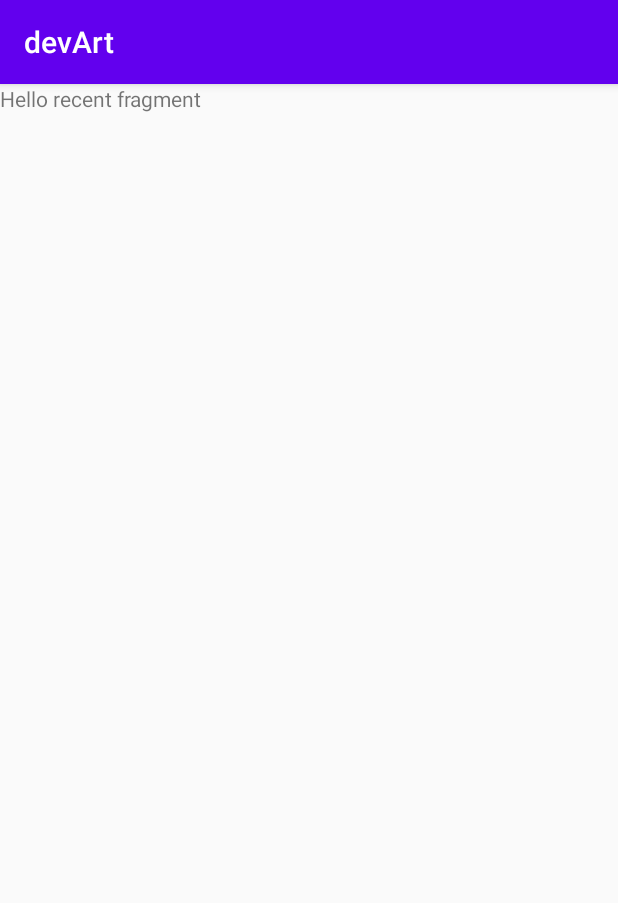
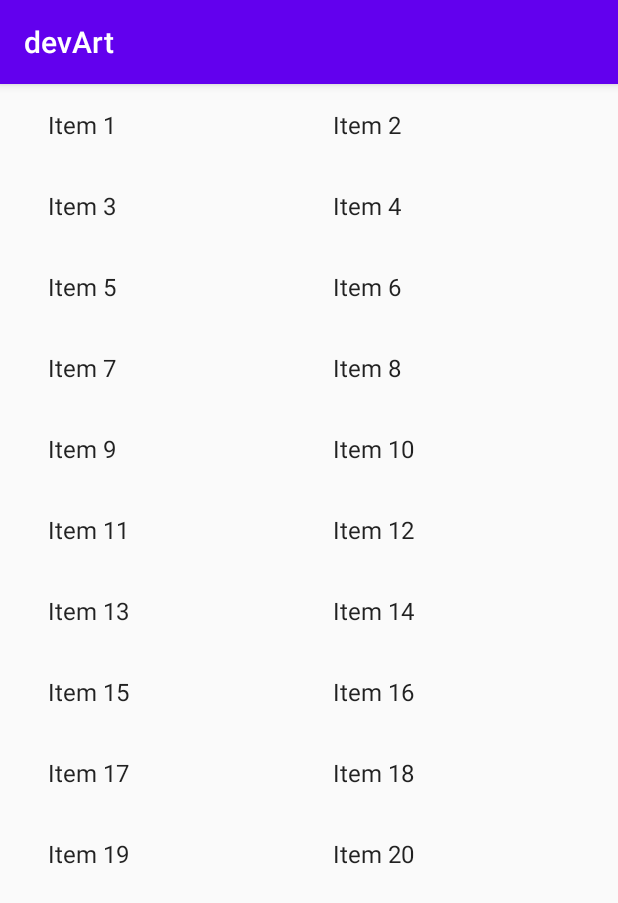
Before and after one commit to sailorKenobi/devArt, an Android app: the screen it shows after launch (MainActivity), on a phone screen of 412 x 824 dp. Shown: the top 903 px of the screen. Run offline under Robolectric (Android 15) with nearby library versions, the phone set to English and light mode, and no system bars.

Commit message:
dummy recyclerView for recent fragment

```diff
--- a/app/build.gradle
+++ b/app/build.gradle
@@ -32,6 +32,7 @@ dependencies {
     implementation 'androidx.core:core-ktx:1.2.0'
     implementation 'androidx.constraintlayout:constraintlayout:1.1.3'
     implementation 'androidx.legacy:legacy-support-v4:1.0.0'
+    implementation 'androidx.recyclerview:recyclerview:1.0.0'
     testImplementation 'junit:junit:4.12'
     androidTestImplementation 'androidx.test.ext:junit:1.1.1'
     androidTestImplementation 'androidx.test.espresso:espresso-core:3.2.0'
--- a/app/src/main/java/ru/sailorkenobi/devart/MainActivity.kt
+++ b/app/src/main/java/ru/sailorkenobi/devart/MainActivity.kt
@@ -2,8 +2,9 @@ package ru.sailorkenobi.devart
 
 import androidx.appcompat.app.AppCompatActivity
 import android.os.Bundle
+import ru.sailorkenobi.devart.dummy.DummyContent
 
-class MainActivity : AppCompatActivity() {
+class MainActivity : AppCompatActivity(), RecentFragment.OnListFragmentInteractionListener {
 
     override fun onCreate(savedInstanceState: Bundle?) {
         super.onCreate(savedInstanceState)
@@ -15,4 +16,10 @@ class MainActivity : AppCompatActivity() {
         fragmentTransaction.replace(R.id.main_fragment_container, recentFragment)
         fragmentTransaction.commit()
     }
+
+    override fun onListFragmentInteraction(item: DummyContent.DummyItem?) {
+        TODO("Not yet implemented")
+    }
+
+
 }
--- a/app/src/main/java/ru/sailorkenobi/devart/RecentFragment.kt
+++ b/app/src/main/java/ru/sailorkenobi/devart/RecentFragment.kt
@@ -1,22 +1,96 @@
 package ru.sailorkenobi.devart
 
+import android.content.Context
 import android.os.Bundle
 import androidx.fragment.app.Fragment
+import androidx.recyclerview.widget.GridLayoutManager
+import androidx.recyclerview.widget.LinearLayoutManager
+import androidx.recyclerview.widget.RecyclerView
 import android.view.LayoutInflater
 import android.view.View
 import android.view.ViewGroup
 
+import ru.sailorkenobi.devart.dummy.DummyContent
+import ru.sailorkenobi.devart.dummy.DummyContent.DummyItem
+
 /**
- * A simple [Fragment] subclass.
+ * A fragment representing a list of Items.
+ * Activities containing this fragment MUST implement the
+ * [RecentFragment.OnListFragmentInteractionListener] interface.
  */
 class RecentFragment : Fragment() {
+
+    // TODO: Customize parameters
+    private var columnCount = 2
+
+    private var listener: OnListFragmentInteractionListener? = null
+
+    override fun onCreate(savedInstanceState: Bundle?) {
+        super.onCreate(savedInstanceState)
+
+        arguments?.let {
+            columnCount = it.getInt(ARG_COLUMN_COUNT)
+        }
+    }
 
     override fun onCreateView(
         inflater: LayoutInflater, container: ViewGroup?,
         savedInstanceState: Bundle?
     ): View? {
-        // Inflate the layout for this fragment
-        return inflater.inflate(R.layout.fragment_recent, container, false)
+        val view = inflater.inflate(R.layout.fragment_recent_list, container, false)
+
+        // Set the adapter
+        if (view is RecyclerView) {
+            with(view) {
+                layoutManager = GridLayoutManager(context, columnCount)
+                adapter = RecentRecyclerViewAdapter(DummyContent.ITEMS, listener)
+            }
+        }
+        return view
     }
 
+    override fun onAttach(context: Context) {
+        super.onAttach(context)
+        if (context is OnListFragmentInteractionListener) {
+            listener = context
+        } else {
+            throw RuntimeException(context.toString() + " must implement OnListFragmentInteractionListener")
+        }
+    }
+
+    override fun onDetach() {
+        super.onDetach()
+        listener = null
+    }
+
+    /**
+     * This interface must be implemented by activities that contain this
+     * fragment to allow an interaction in this fragment to be communicated
+     * to the activity and potentially other fragments contained in that
+     * activity.
+     *
+     *
+     * See the Android Training lesson
+     * [Communicating with Other Fragments](http://developer.android.com/training/basics/fragments/communicating.html)
+     * for more information.
+     */
+    interface OnListFragmentInteractionListener {
+        // TODO: Update argument type and name
+        fun onListFragmentInteraction(item: DummyItem?)
+    }
+
+    companion object {
+
+        // TODO: Customize parameter argument names
+        const val ARG_COLUMN_COUNT = "column-count"
+
+        // TODO: Customize parameter initialization
+        @JvmStatic
+        fun newInstance(columnCount: Int) =
+            RecentFragment().apply {
+                arguments = Bundle().apply {
+                    putInt(ARG_COLUMN_COUNT, columnCount)
+                }
+            }
+    }
 }
--- /dev/null
+++ b/app/src/main/java/ru/sailorkenobi/devart/RecentRecyclerViewAdapter.kt
@@ -0,0 +1,63 @@
+package ru.sailorkenobi.devart
+
+import androidx.recyclerview.widget.RecyclerView
+import android.view.LayoutInflater
+import android.view.View
+import android.view.ViewGroup
+import android.widget.TextView
+
+
+import ru.sailorkenobi.devart.RecentFragment.OnListFragmentInteractionListener
+import ru.sailorkenobi.devart.dummy.DummyContent.DummyItem
+
+import kotlinx.android.synthetic.main.fragment_recent.view.*
+
+/**
+ * [RecyclerView.Adapter] that can display a [DummyItem] and makes a call to the
+ * specified [OnListFragmentInteractionListener].
+ * TODO: Replace the implementation with code for your data type.
+ */
+class RecentRecyclerViewAdapter(
+    private val mValues: List<DummyItem>,
+    private val mListener: OnListFragmentInteractionListener?
+) : RecyclerView.Adapter<RecentRecyclerViewAdapter.ViewHolder>() {
+
+    private val mOnClickListener: View.OnClickListener
+
+    init {
+        mOnClickListener = View.OnClickListener { v ->
+            val item = v.tag as DummyItem
+            // Notify the active callbacks interface (the activity, if the fragment is attached to
+            // one) that an item has been selected.
+            mListener?.onListFragmentInteraction(item)
+        }
+    }
+
+    override fun onCreateViewHolder(parent: ViewGroup, viewType: Int): ViewHolder {
+        val view = LayoutInflater.from(parent.context)
+            .inflate(R.layout.fragment_recent, parent, false)
+        return ViewHolder(view)
+    }
+
+    override fun onBindViewHolder(holder: ViewHolder, position: Int) {
+        val item = mValues[position]
+        //holder.mIdView.text = item.id
+        holder.mContentView.text = item.content
+
+        with(holder.mView) {
+            tag = item
+            setOnClickListener(mOnClickListener)
+        }
+    }
+
+    override fun getItemCount(): Int = mValues.size
+
+    inner class ViewHolder(val mView: View) : RecyclerView.ViewHolder(mView) {
+        //val mIdView: TextView = mView.item_number
+        val mContentView: TextView = mView.content
+
+        override fun toString(): String {
+            return super.toString() + " '" + mContentView.text + "'"
+        }
+    }
+}
--- /dev/null
+++ b/app/src/main/java/ru/sailorkenobi/devart/dummy/DummyContent.kt
@@ -0,0 +1,57 @@
+package ru.sailorkenobi.devart.dummy
+
+import java.util.ArrayList
+import java.util.HashMap
+
+/**
+ * Helper class for providing sample content for user interfaces created by
+ * Android template wizards.
+ *
+ * TODO: Replace all uses of this class before publishing your app.
+ */
+object DummyContent {
+
+    /**
+     * An array of sample (dummy) items.
+     */
+    val ITEMS: MutableList<DummyItem> = ArrayList()
+
+    /**
+     * A map of sample (dummy) items, by ID.
+     */
+    val ITEM_MAP: MutableMap<String, DummyItem> = HashMap()
+
+    private val COUNT = 20
+
+    init {
+        // Add some sample items.
+        for (i in 1..COUNT) {
+            addItem(createDummyItem(i))
+        }
+    }
+
+    private fun addItem(item: DummyItem) {
+        ITEMS.add(item)
+        ITEM_MAP.put(item.id, item)
+    }
+
+    private fun createDummyItem(position: Int): DummyItem {
+        return DummyItem(position.toString(), "Item " + position, makeDetails(position))
+    }
+
+    private fun makeDetails(position: Int): String {
+        val builder = StringBuilder()
+        builder.append("Details about Item: ").append(position)
+        for (i in 0..position - 1) {
+            builder.append("\nMore details information here.")
+        }
+        return builder.toString()
+    }
+
+    /**
+     * A dummy item representing a piece of content.
+     */
+    data class DummyItem(val id: String, val content: String, val details: String) {
+        override fun toString(): String = content
+    }
+}
--- a/app/src/main/res/layout/fragment_recent.xml
+++ b/app/src/main/res/layout/fragment_recent.xml
@@ -1,14 +1,13 @@
 <?xml version="1.0" encoding="utf-8"?>
-<FrameLayout xmlns:android="http://schemas.android.com/apk/res/android"
-    xmlns:tools="http://schemas.android.com/tools"
-    android:layout_width="match_parent"
-    android:layout_height="match_parent"
-    tools:context=".RecentFragment">
+<LinearLayout xmlns:android="http://schemas.android.com/apk/res/android"
+    android:layout_width="wrap_content"
+    android:layout_height="wrap_content"
+    android:orientation="horizontal">
 
-    <!-- TODO: Update blank fragment layout -->
     <TextView
-        android:layout_width="match_parent"
-        android:layout_height="match_parent"
-        android:text="@string/recent_fragment" />
-
-</FrameLayout>
+        android:id="@+id/content"
+        android:layout_width="wrap_content"
+        android:layout_height="wrap_content"
+        android:layout_margin="@dimen/text_margin"
+        android:textAppearance="?attr/textAppearanceListItem" />
+</LinearLayout>
--- /dev/null
+++ b/app/src/main/res/layout/fragment_recent_list.xml
@@ -0,0 +1,13 @@
+<?xml version="1.0" encoding="utf-8"?>
+<androidx.recyclerview.widget.RecyclerView xmlns:android="http://schemas.android.com/apk/res/android"
+    xmlns:app="http://schemas.android.com/apk/res-auto"
+    xmlns:tools="http://schemas.android.com/tools"
+    android:id="@+id/list"
+    android:name="ru.sailorkenobi.devart.RecentFragment"
+    android:layout_width="match_parent"
+    android:layout_height="match_parent"
+    android:layout_marginLeft="16dp"
+    android:layout_marginRight="16dp"
+    app:layoutManager="LinearLayoutManager"
+    tools:context=".RecentFragment"
+    tools:listitem="@layout/fragment_recent" />
--- /dev/null
+++ b/app/src/main/res/values/dimens.xml
@@ -0,0 +1,4 @@
+<?xml version="1.0" encoding="utf-8"?>
+<resources>
+    <dimen name="text_margin">16dp</dimen>
+</resources>
--- a/app/src/main/res/values/strings.xml
+++ b/app/src/main/res/values/strings.xml
@@ -2,5 +2,5 @@
     <string name="app_name">devArt</string>
 
     <!-- TODO: Remove or change this placeholder text -->
-    <string name="recent_fragment">Hello recent fragment</string>
+
 </resources>
```
